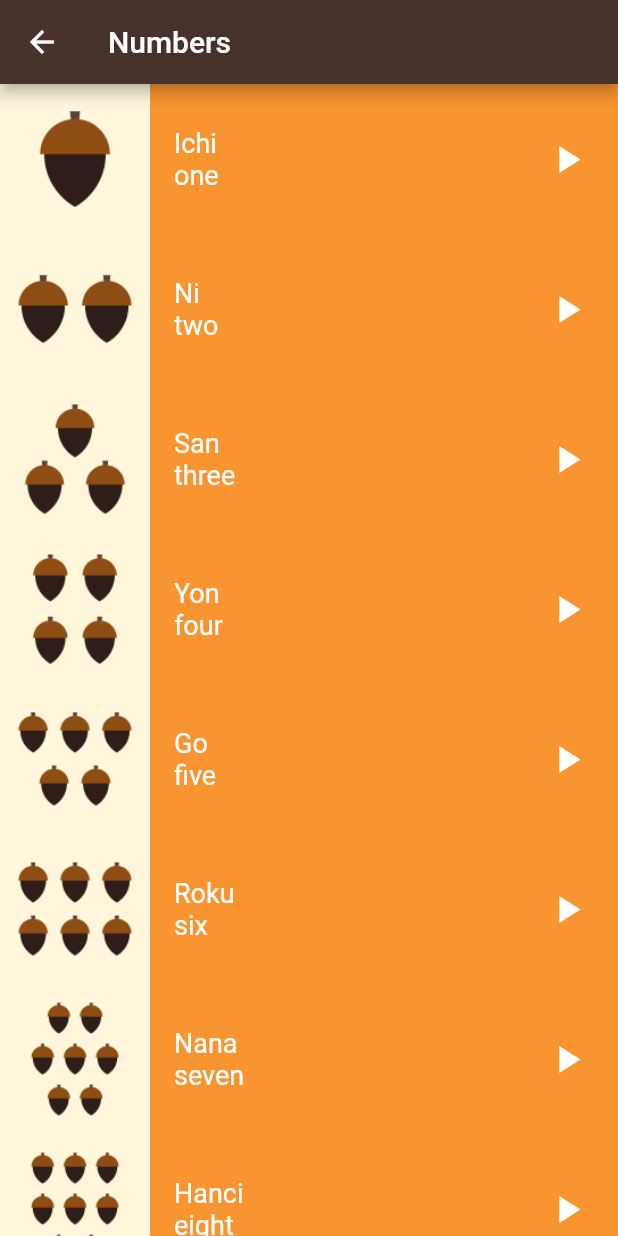
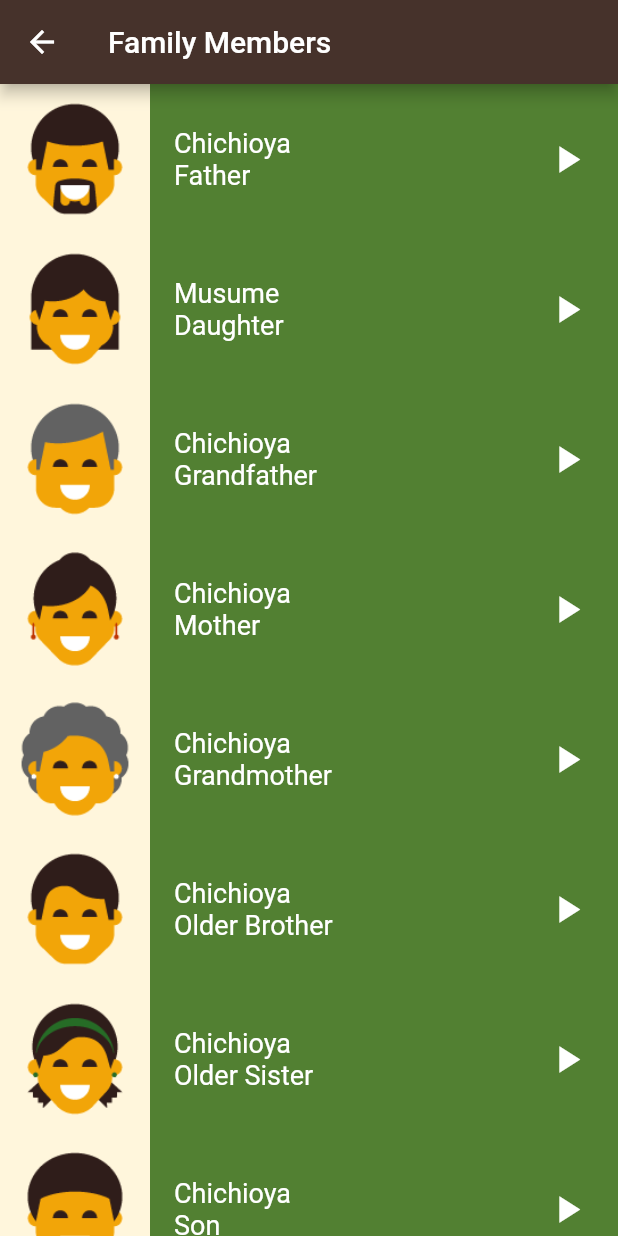
Before and after one commit to moustafa3laa2/TokuApp, a Flutter app: the screen it shows after launch, after a tap on "Family Members", on a phone screen of 412 x 824 dp. Run offline on Flutter 3.47's test engine with Material 2 defaults, Android fonts, the phone set to English and light mode, and no system bars.

Commit message:
Family Members Screen

```diff
--- a/lib/models/number.dart
+++ b/lib/models/items.dart
@@ -1,9 +1,9 @@
-class Number {
+class Items {
   final String sound;
   final String image;
   final String jpName;
   final String enName;
-  const Number(
+  const Items(
       {required this.sound,
       required this.image,
       required this.jpName,
--- /dev/null
+++ b/lib/screens/family_screen.dart
@@ -0,0 +1,78 @@
+import 'package:flutter/material.dart';
+import 'package:toku/models/items.dart';
+import 'package:toku/widgets/items_category.dart';
+
+class FamilyScreen extends StatelessWidget {
+  const FamilyScreen({Key? key}) : super(key: key);
+  final List<Items> items = const [
+    Items(
+        sound: 'sounds/family_members/father.wav',
+        image: 'assets/images/family_members/family_father.png',
+        jpName: 'Chichioya',
+        enName: 'Father'),
+    Items(
+        sound: 'sounds/family_members/daughter.wav',
+        image: 'assets/images/family_members/family_daughter.png',
+        jpName: 'Musume',
+        enName: 'Daughter'),
+    Items(
+        sound: 'sounds/family_members/grand father.wav',
+        image: 'assets/images/family_members/family_grandfather.png',
+        jpName: 'Chichioya',
+        enName: 'Grandfather'),
+    Items(
+        sound: 'sounds/family_members/mother.wav',
+        image: 'assets/images/family_members/family_mother.png',
+        jpName: 'Chichioya',
+        enName: 'Mother'),
+    Items(
+        sound: 'sounds/family_members/grand mother.wav',
+        image: 'assets/images/family_members/family_grandmother.png',
+        jpName: 'Chichioya',
+        enName: 'Grandmother'),
+    Items(
+        sound: 'sounds/family_members/older bother.wav',
+        image: 'assets/images/family_members/family_older_brother.png',
+        jpName: 'Chichioya',
+        enName: 'Older Brother'),
+    Items(
+        sound: 'sounds/family_members/older sister.wav',
+        image: 'assets/images/family_members/family_older_sister.png',
+        jpName: 'Chichioya',
+        enName: 'Older Sister'),
+    Items(
+        sound: 'sounds/family_members/son.wav',
+        image: 'assets/images/family_members/family_son.png',
+        jpName: 'Chichioya',
+        enName: 'Son'),
+    Items(
+        sound: 'sound/family_members/younger brohter.wav',
+        image: 'assets/images/family_members/family_younger_brother.png',
+        jpName: 'Chichioya',
+        enName: 'Younger Brother'),
+    Items(
+        sound: 'sounds/family_members/younger sister.wav',
+        image: 'assets/images/family_members/family_younger_sister.png',
+        jpName: 'Chichioya',
+        enName: 'Younger Sister'),
+  ];
+
+  @override
+  Widget build(BuildContext context) {
+    return Scaffold(
+      appBar: AppBar(
+        title: const Text('Family Members'),
+        backgroundColor: const Color(0xff46322B),
+      ),
+      body: ListView.builder(
+        itemCount: items.length,
+        itemBuilder: (context, index) {
+          return ItemsCategory(
+            items: items[index],
+            color: const Color(0xff528032),
+          );
+        },
+      ),
+    );
+  }
+}
--- a/lib/screens/home_screen.dart
+++ b/lib/screens/home_screen.dart
@@ -1,4 +1,5 @@
 import 'package:flutter/material.dart';
+import 'package:toku/screens/family_screen.dart';
 import 'package:toku/screens/numbers_screen.dart';
 import 'package:toku/widgets/home_container.dart';
 
@@ -29,7 +30,7 @@ class HomeScreen extends StatelessWidget {
             onTapp: () => Navigator.push(
               context,
               MaterialPageRoute<void>(
-                builder: (BuildContext context) => const NumbersScreen(),
+                builder: (BuildContext context) => const FamilyScreen(),
               ),
             ),
             text: 'Family Members',
--- a/lib/screens/numbers_screen.dart
+++ b/lib/screens/numbers_screen.dart
@@ -1,65 +1,65 @@
 import 'package:flutter/material.dart';
-import 'package:toku/models/number.dart';
-import 'package:toku/widgets/numbers_category.dart';
+import 'package:toku/models/items.dart';
+import 'package:toku/widgets/items_category.dart';
 
 class NumbersScreen extends StatelessWidget {
   const NumbersScreen({Key? key}) : super(key: key);
-  final List<Number> numbers = const [
-    Number(
+  final List<Items> items = const [
+    Items(
       sound: 'sounds/numbers/number_one_sound.mp3',
       image: 'assets/images/numbers/number_one.png',
       jpName: 'Ichi',
       enName: 'one',
     ),
-    Number(
+    Items(
       sound: 'sounds/numbers/number_two_sound.mp3',
       image: 'assets/images/numbers/number_two.png',
       jpName: 'Ni',
       enName: 'two',
     ),
-    Number(
+    Items(
       sound: 'sounds/numbers/number_three_sound.mp3',
       image: 'assets/images/numbers/number_three.png',
       jpName: 'San',
       enName: 'three',
     ),
-    Number(
+    Items(
       sound: 'sounds/numbers/number_four_sound.mp3',
       image: 'assets/images/numbers/number_four.png',
       jpName: 'Yon',
       enName: 'four',
     ),
-    Number(
+    Items(
       sound: 'sounds/numbers/number_five_sound.mp3',
       image: 'assets/images/numbers/number_five.png',
       jpName: 'Go',
       enName: 'five',
     ),
-    Number(
+    Items(
       sound: 'sounds/numbers/number_six_sound.mp3',
       image: 'assets/images/numbers/number_six.png',
       jpName: 'Roku',
       enName: 'six',
     ),
-    Number(
+    Items(
       sound: 'sounds/numbers/number_seven_sound.mp3',
       image: 'assets/images/numbers/number_seven.png',
       jpName: 'Nana',
       enName: 'seven',
     ),
-    Number(
+    Items(
       sound: 'sounds/numbers/number_eight_sound.mp3',
       image: 'assets/images/numbers/number_eight.png',
       jpName: 'Hanci',
       enName: 'eight',
     ),
-    Number(
+    Items(
       sound: 'sounds/numbers/number_nine_sound.mp3',
       image: 'assets/images/numbers/number_nine.png',
       jpName: 'Kyū',
       enName: 'nine',
     ),
-    Number(
+    Items(
       sound: 'sounds/numbers/number_ten_sound.mp3',
       image: 'assets/images/numbers/number_ten.png',
       jpName: 'Jū',
@@ -75,9 +75,9 @@ class NumbersScreen extends StatelessWidget {
         backgroundColor: const Color(0xff46322B),
       ),
       body: ListView.builder(
-        itemCount: numbers.length,
+        itemCount: items.length,
         itemBuilder: (context, index) {
-          return NumbersCategory(number: numbers[index]);
+          return ItemsCategory(items: items[index],color: const Color(0xffF99531),);
         },
       ),
     );
--- a/lib/widgets/numbers_category.dart
+++ b/lib/widgets/items_category.dart
@@ -1,21 +1,22 @@
 import 'package:audioplayers/audioplayers.dart';
 import 'package:flutter/material.dart';
-import 'package:toku/models/number.dart';
-import 'package:audioplayers/audioplayers.dart';
+import 'package:toku/models/items.dart';
 
-class NumbersCategory extends StatelessWidget {
-  const NumbersCategory({Key? key, required this.number}) : super(key: key);
-  final Number number;
+class ItemsCategory extends StatelessWidget {
+  const ItemsCategory({Key? key, required this.items,required this.color}) : super(key: key);
+  final Items items;
+  final Color color;
+
 
   @override
   Widget build(BuildContext context) {
     return Container(
       height: 100,
-      color: const Color(0xffF99531),
+      color: color,
       child: Row(
         children: [
           Container(
-              color: const Color(0xffFFF6DC), child: Image.asset(number.image)),
+              color: const Color(0xffFFF6DC), child: Image.asset(items.image)),
           Padding(
             padding: const EdgeInsets.only(left: 16),
             child: Column(
@@ -23,11 +24,11 @@ class NumbersCategory extends StatelessWidget {
               mainAxisAlignment: MainAxisAlignment.center,
               children: [
                 Text(
-                  number.jpName,
+                  items.jpName,
                   style: const TextStyle(color: Colors.white, fontSize: 18),
                 ),
                 Text(
-                  number.enName,
+                  items.enName,
                   style: const TextStyle(color: Colors.white, fontSize: 18),
                 ),
               ],
@@ -40,7 +41,7 @@ class NumbersCategory extends StatelessWidget {
               onPressed: () {
                 final player = AudioPlayer();
                 player.play(
-                  AssetSource(number.sound),
+                  AssetSource(items.sound),
                 );
               },
               icon: const Icon(
```
